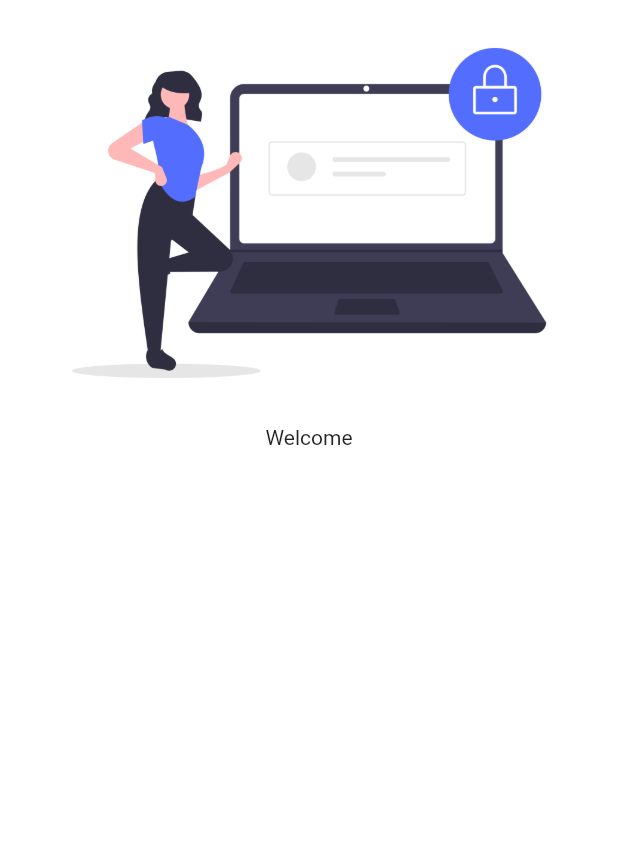
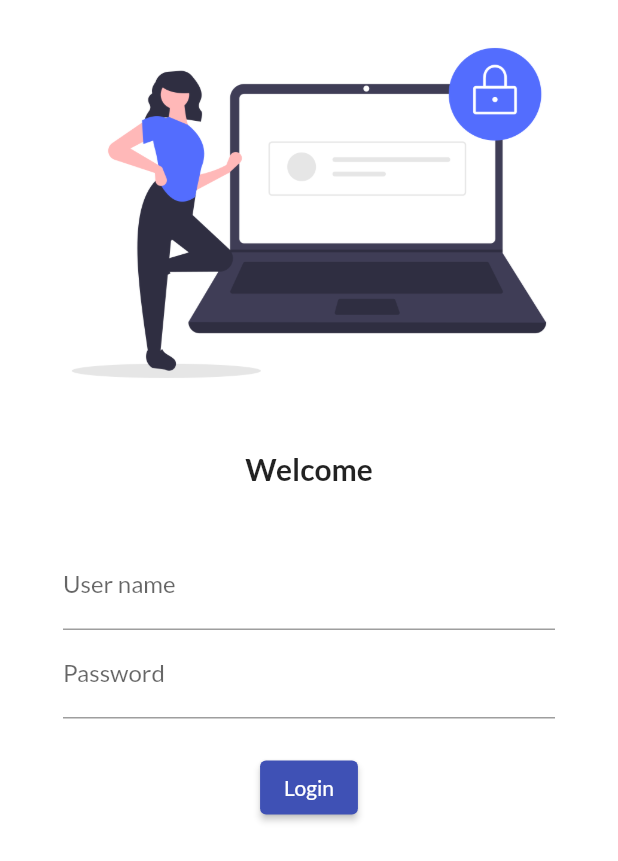
Before and after one commit to DhruvShrotriya/LearningFlutter, a Flutter app: the screen it shows after launch, on a phone screen of 412 x 824 dp. Shown: the top 861 px of the screen. Run offline on Flutter 3.47's test engine with Material 2 defaults, Android fonts, the phone set to English and light mode, and no system bars; our stand-ins replace google_fonts.

Commit message:
day 4 done

```diff
--- a/flutter_catalog/lib/main.dart
+++ b/flutter_catalog/lib/main.dart
@@ -1,5 +1,7 @@
 import 'package:flutter/material.dart';
 import 'package:flutter_catalog/pages/login_page.dart';
+import 'package:google_fonts/google_fonts.dart';
+import 'package:google_fonts/google_fonts.dart';
 
 import 'pages/home_page.dart';
 
@@ -15,7 +17,10 @@ class MyApp extends StatelessWidget {
     return MaterialApp(
       //home: HomePage(),
       themeMode: ThemeMode.light,
-      theme: ThemeData(primarySwatch: Colors.indigo),
+      theme: ThemeData(
+          primarySwatch: Colors.indigo,
+          fontFamily: GoogleFonts.lato().fontFamily,
+          primaryTextTheme: GoogleFonts.latoTextTheme()),
       darkTheme: ThemeData(
         brightness: Brightness.dark,
       ),
--- a/flutter_catalog/lib/pages/login_page.dart
+++ b/flutter_catalog/lib/pages/login_page.dart
@@ -7,14 +7,46 @@ class LoginPage extends StatelessWidget {
   Widget build(BuildContext context) {
     return Material(
         color: Colors.white,
-        child: Column(
-          children: [
-            Image.asset(
-              "assets/images/Login_img.png",
-              fit: BoxFit.cover,
+        child: Column(children: [
+          Image.asset(
+            "assets/images/Login_img.png",
+            fit: BoxFit.cover,
+          ),
+          SizedBox(
+            height: 17,
+          ),
+          Text(
+            "Welcome",
+            style: TextStyle(fontWeight: FontWeight.bold, fontSize: 20),
+          ),
+          SizedBox(
+            height: 20,
+          ),
+          Padding(
+            padding: const EdgeInsets.symmetric(vertical: 16.0, horizontal: 42),
+            child: Column(
+              children: [
+                TextFormField(
+                  decoration: InputDecoration(
+                      hintText: "Enter user name", labelText: "User name"),
+                ),
+                TextFormField(
+                  obscureText: true,
+                  decoration: InputDecoration(
+                      hintText: "Enter Password", labelText: "Password"),
+                ),
+                SizedBox(
+                  height: 22,
+                ),
+                ElevatedButton(
+                  onPressed: () {
+                    print("Hello Dhruv");
+                  },
+                  child: Text("Login"),
+                )
+              ],
             ),
-            Text("Welcome")
-          ],
-        ));
+          )
+        ]));
   }
 }
--- a/flutter_catalog/pubspec.yaml
+++ b/flutter_catalog/pubspec.yaml
@@ -35,6 +35,7 @@ dependencies:
   # The following adds the Cupertino Icons font to your application.
   # Use with the CupertinoIcons class for iOS style icons.
   cupertino_icons: ^1.0.2
+  google_fonts: ^4.0.3
 
 dev_dependencies:
   flutter_test:
```
Also changed, not shown: flutter_catalog/pubspec.lock.
